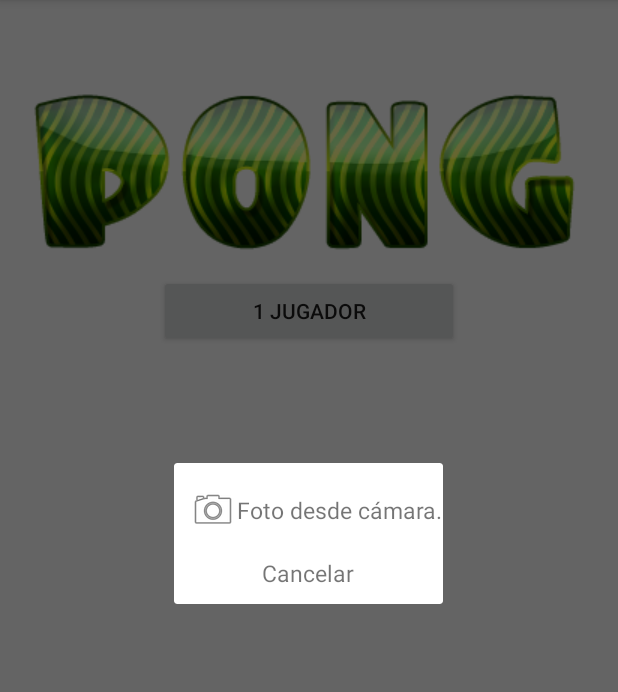
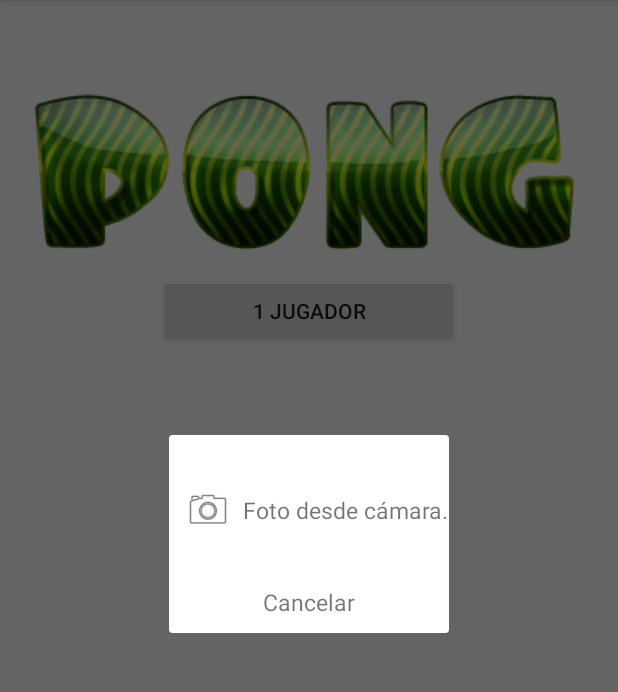
Before and after one commit to joseluissanchezporrogodoy/pongAndroid, an Android app: the screen it shows after launch (PanelDeControlActivity), after a tap on "CAMBIA EL FONDO", on a phone screen of 412 x 824 dp, the part 84-776 px from its top. Run offline under Robolectric (Android 15) with nearby library versions, the light colour scheme and no system bars; 4 statements that could not run were skipped.

Commit message:
Último commit ; así quedó

```diff
--- a/app/src/main/AndroidManifest.xml
+++ b/app/src/main/AndroidManifest.xml
@@ -10,7 +10,7 @@
         android:supportsRtl="true"
         android:theme="@style/AppTheme">
         <uses-feature android:name="android.hardware.sensor.accelerometer" android:required="true" />
-        <activity android:name=".GameActivity"
+        <activity android:name=".Game.GameActivity"
             android:screenOrientation="portrait">
 
         </activity>
--- a/app/src/main/java/com/apparte/pongfinal/Game/Ball.java
+++ b/app/src/main/java/com/apparte/pongfinal/Game/Ball.java
@@ -7,6 +7,7 @@ import java.util.Random;
 
 /**
  * Created by jlsanchez on 25/1/16.
+ * Clase que representa la bola
  */
 public class Ball {
     public float x, y, xp, yp, vx, vy;
--- a/app/src/main/java/com/apparte/pongfinal/Game/InputHandler.java
+++ b/app/src/main/java/com/apparte/pongfinal/Game/InputHandler.java
@@ -3,6 +3,10 @@ package com.apparte.pongfinal.Game;
 import android.os.Build;
 import android.view.MotionEvent;
 
+/**
+ * Created by jlsanchez on 25/1/16.
+ * Con esta clase intento hacer multitouch el juego ; es una clase abstracta
+ */
 public abstract class InputHandler {
 
 	public static InputHandler getInstance() {
--- a/app/src/main/res/layout/activity_main.xml
+++ b/app/src/main/res/layout/activity_main.xml
@@ -3,7 +3,7 @@
     xmlns:tools="http://schemas.android.com/tools"
     android:layout_width="match_parent"
     android:layout_height="match_parent"
-    tools:context=".GameActivity"
+    tools:context=".Game.GameActivity"
     android:id="@+id/backgroundLayout">
     <com.apparte.pongfinal.Game.PongView
         android:layout_width="match_parent"
--- a/app/src/main/res/layout/custom_image_picker_dialog.xml
+++ b/app/src/main/res/layout/custom_image_picker_dialog.xml
@@ -9,7 +9,7 @@
     <LinearLayout
         android:orientation="horizontal"
         android:layout_width="match_parent"
-        android:layout_height="wrap_content"
+        android:layout_height="70dp"
         android:layout_gravity="right"
         android:paddingLeft="10dp"
         android:id="@+id/camara">
@@ -18,7 +18,8 @@
             android:layout_width="wrap_content"
             android:layout_height="wrap_content"
             android:id="@+id/imageView"
-            android:src="@android:drawable/ic_menu_camera"/>
+            android:src="@android:drawable/ic_menu_camera"
+            android:layout_gravity="center_vertical" />
 
         <TextView
             android:layout_width="match_parent"
@@ -26,7 +27,8 @@
             android:text="Foto desde cámara."
             android:id="@+id/textView"
             android:textSize="15sp"
-            android:gravity="center_vertical" />
+            android:gravity="center_vertical"
+            android:layout_marginLeft="7dp" />
     </LinearLayout>
 
     <LinearLayout
```
Also changed, not shown: app/src/main/java/com/apparte/pongfinal/Game/GameActivity.java (renamed from app/src/main/java/com/apparte/pongfinal/GameActivity.java, +16 -3 lines), app/src/main/java/com/apparte/pongfinal/Game/Player.java (+40 -24 lines), app/src/main/java/com/apparte/pongfinal/Game/PongView.java (+107 -83 lines), app/src/main/java/com/apparte/pongfinal/PanelDeControlActivity.java (+13 -9 lines).
